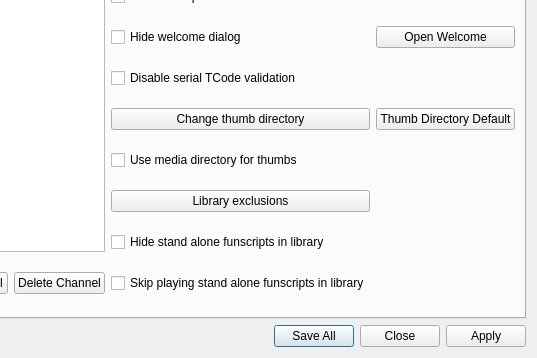
Old version of the form src/settings.ui in the repository jcfain/XTPlayer; both pictures show x 706 to 1243 and y 280 to 638 of the 1243 by 638 pixel window.
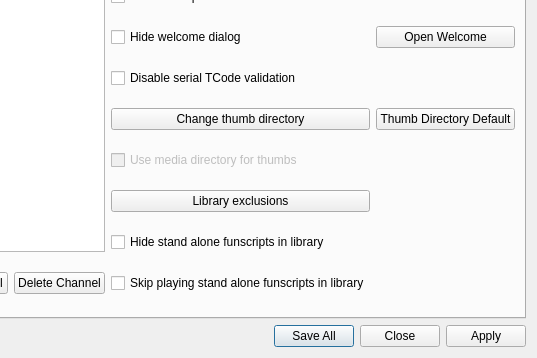
New version of the form. The open tabs and pages were chosen to show the change. Icons and pictures are not drawn.

Patch:
```diff
--- a/src/settings.ui
+++ b/src/settings.ui
@@ -1131,6 +1131,12 @@
        </item>
        <item row="9" column="9">
         <widget class="QCheckBox" name="useMediaDirectoryCheckbox">
+         <property name="enabled">
+          <bool>false</bool>
+         </property>
+         <property name="toolTip">
+          <string>I didnt get a chance to test this option. If checked XTP will generate the thumbfiles  in the same folder as video. videoname.jpg</string>
+         </property>
          <property name="text">
           <string>Use media directory for thumbs</string>
          </property>
```
Left out of the diff: 2 changed lines with no effect on the pictures.
